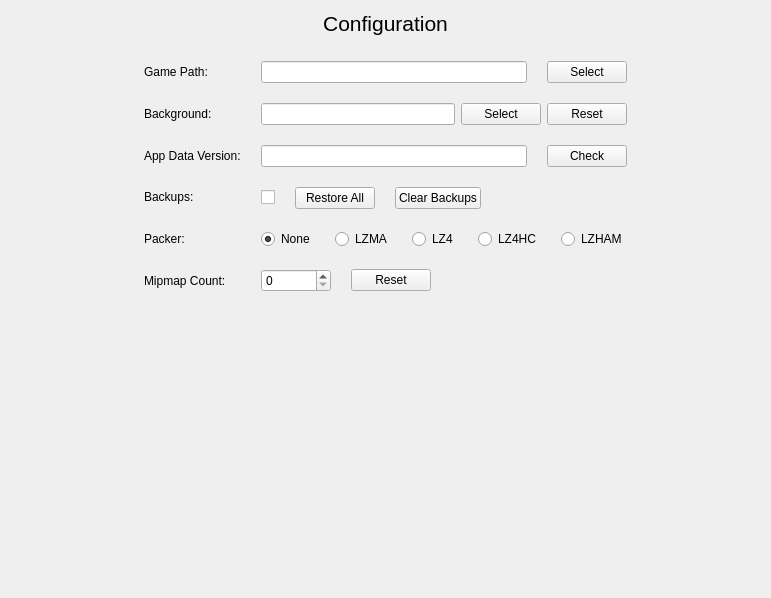
This is qtdesigner/ui/config.ui in Nauder/floowandereeze-and-modding-qt as Qt 5 draws it before an edit. The edited form follows.
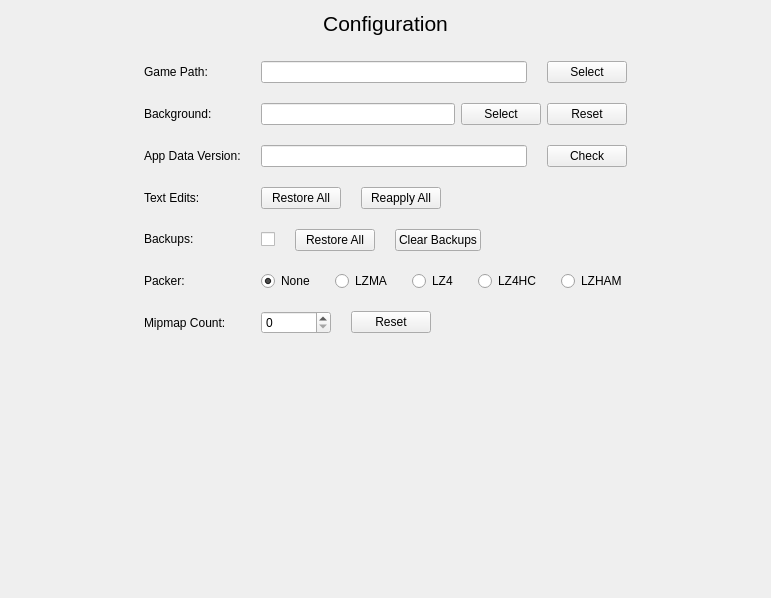
This is the edited form. Icons and pictures are not drawn.

Commit message: feat: implement text edit functionality and progress dialogs in config

```diff
--- a/qtdesigner/ui/config.ui
+++ b/qtdesigner/ui/config.ui
@@ -112,6 +112,13 @@
          </property>
         </widget>
        </item>
+       <item>
+        <widget class="QLabel" name="label_8">
+         <property name="text">
+          <string>Text Edits:</string>
+         </property>
+        </widget>
+       </item>
        <item>
         <widget class="QLabel" name="label_2">
          <property name="toolTip">
@@ -249,6 +256,43 @@
          </item>
         </layout>
        </item>
+       <item>
+        <layout class="QHBoxLayout" name="horizontalLayout_7">
+         <item>
+          <widget class="QPushButton" name="restoreTextButton">
+           <property name="cursor">
+            <cursorShape>PointingHandCursor</cursorShape>
+           </property>
+           <property name="text">
+            <string>Restore All</string>
+           </property>
+          </widget>
+         </item>
+         <item>
+          <widget class="QPushButton" name="applyTextButton">
+           <property name="cursor">
+            <cursorShape>PointingHandCursor</cursorShape>
+           </property>
+           <property name="text">
+            <string>Reapply All</string>
+           </property>
+          </widget>
+         </item>
+         <item>
+          <spacer name="horizontalSpacer_5">
+           <property name="orientation">
+            <enum>Qt::Orientation::Horizontal</enum>
+           </property>
+           <property name="sizeHint" stdset="0">
+            <size>
+             <width>40</width>
+             <height>20</height>
+            </size>
+           </property>
+          </spacer>
+         </item>
+        </layout>
+       </item>
        <item>
         <layout class="QHBoxLayout" name="horizontalLayout_5">
          <item>
```
The commit also changes 3 other files.
